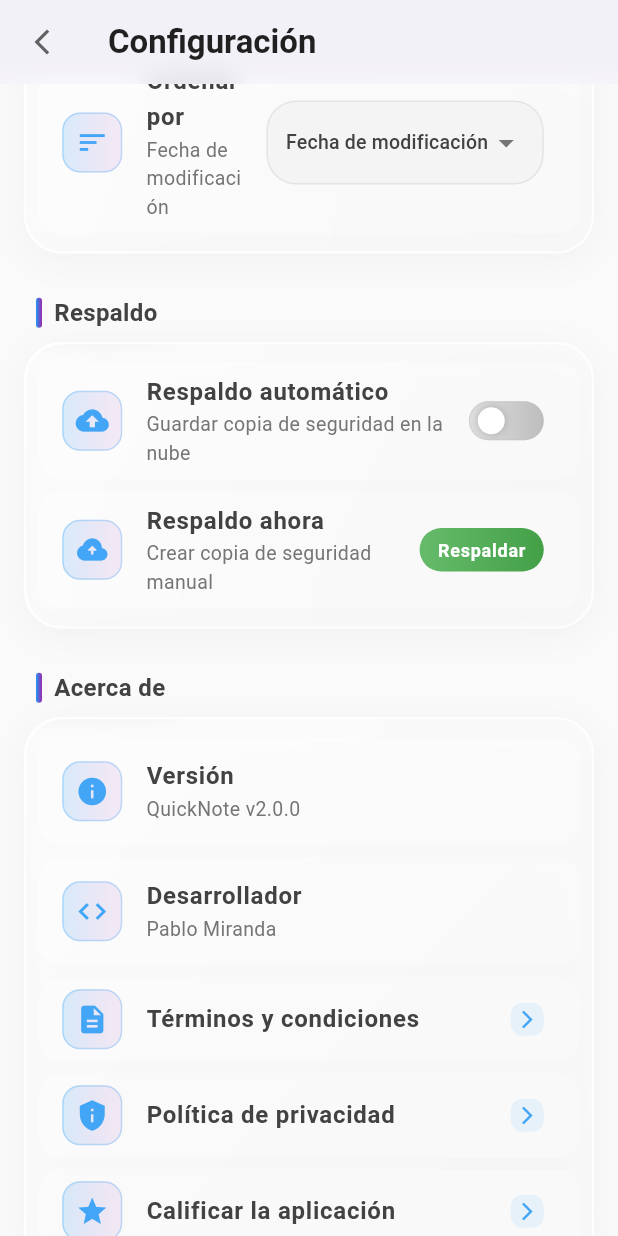
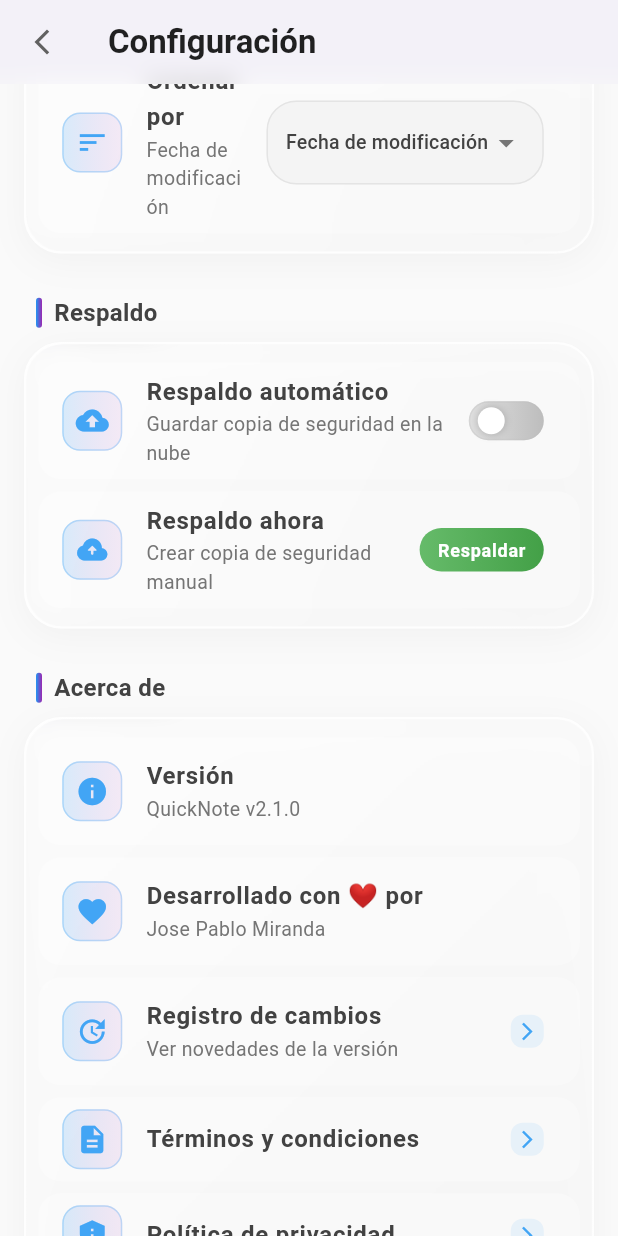
Before and after one commit to JosePablo1996/quicknote_app, a Flutter app: the SettingsScreen screen opened directly, scrolled down 576 dp, on a phone screen of 412 x 824 dp. Run offline on Flutter 3.47's test engine with Material 3 defaults, Android fonts, the phone set to English and light mode, and no system bars; network calls fail.

Commit message:
Semana 2.2: Pantalla de Ajustes - Personalización y mejoras
✨ MEJORAS EN PANTALLA DE AJUSTES
   - Personalización del tile de desarrollador
   - Eliminada opción 'Calificar la aplicación'
   - Agregada opción 'Registro de cambios' con navegación futura

🖋️ INFORMACIÓN DEL DESARROLLADOR
   - Tile 'Desarrollado con ❤️ por' con subtítulo 'Jose Pablo Miranda'
   - Icono de corazón (Icons.favorite) para darle un toque personal
   - Estilo consistente con el resto de la interfaz

📋 NUEVA SECCIÓN EN ACERCA DE
   - Registro de cambios con icono de actualización (Icons.update)
   - Snackbar informativo como placeholder funcional
   - Preparado para futura implementación de pantalla de novedades

🎨 CONSISTENCIA VISUAL
   - Mantenido el diseño glassmorphism
   - Adaptación completa al tema oscuro/claro
   - Mismos estilos de iconos y gradientes

QuickNote versión 2.1.1 - Personalización de información del desarrollador

```diff
--- a/lib/screens/settings_screen.dart
+++ b/lib/screens/settings_screen.dart
@@ -262,7 +262,7 @@ class _SettingsScreenState extends State<SettingsScreen> {
 
           const SizedBox(height: 20),
 
-          // SECCIÓN: ACERCA DE (SIN TRADUCCIONES)
+          // SECCIÓN: ACERCA DE
           _buildSectionHeader('Acerca de', isDarkMode),
           _buildGlassCard(
             child: Column(
@@ -270,16 +270,35 @@ class _SettingsScreenState extends State<SettingsScreen> {
                 _buildSettingsTile(
                   icon: Icons.info,
                   title: 'Versión',
-                  subtitle: 'QuickNote v2.0.0',
+                  subtitle: 'QuickNote v2.1.0',
                   isDarkMode: isDarkMode,
                   showArrow: false,
                 ),
                 _buildSettingsTile(
-                  icon: Icons.code,
-                  title: 'Desarrollador',
-                  subtitle: 'Pablo Miranda',
+                  icon: Icons.favorite,
+                  title: 'Desarrollado con ❤️ por',
+                  subtitle: 'Jose Pablo Miranda',
                   isDarkMode: isDarkMode,
                   showArrow: false,
+                ),
+                _buildSettingsTile(
+                  icon: Icons.update,
+                  title: 'Registro de cambios',
+                  subtitle: 'Ver novedades de la versión',
+                  isDarkMode: isDarkMode,
+                  onTap: () {
+                    // Aquí irá la navegación al registro de cambios
+                    ScaffoldMessenger.of(context).showSnackBar(
+                      SnackBar(
+                        content: const Text('Registro de cambios - Próximamente'),
+                        backgroundColor: Colors.blue,
+                        behavior: SnackBarBehavior.floating,
+                        shape: RoundedRectangleBorder(
+                          borderRadius: BorderRadius.circular(10),
+                        ),
+                      ),
+                    );
+                  },
                 ),
                 _buildSettingsTile(
                   icon: Icons.description,
@@ -289,11 +308,6 @@ class _SettingsScreenState extends State<SettingsScreen> {
                 _buildSettingsTile(
                   icon: Icons.privacy_tip,
                   title: 'Política de privacidad',
-                  isDarkMode: isDarkMode,
-                ),
-                _buildSettingsTile(
-                  icon: Icons.star,
-                  title: 'Calificar la aplicación',
                   isDarkMode: isDarkMode,
                 ),
               ],
@@ -390,6 +404,7 @@ class _SettingsScreenState extends State<SettingsScreen> {
     Widget? trailing,
     required bool isDarkMode,
     bool showArrow = true,
+    VoidCallback? onTap,
   }) {
     return Container(
       margin: const EdgeInsets.symmetric(horizontal: 8, vertical: 4),
@@ -452,7 +467,7 @@ class _SettingsScreenState extends State<SettingsScreen> {
                     ),
                   )
                 : null),
-        onTap: showArrow ? () {} : null,
+        onTap: onTap ?? (showArrow ? () {} : null),
         shape: RoundedRectangleBorder(
           borderRadius: BorderRadius.circular(15),
         ),
```
